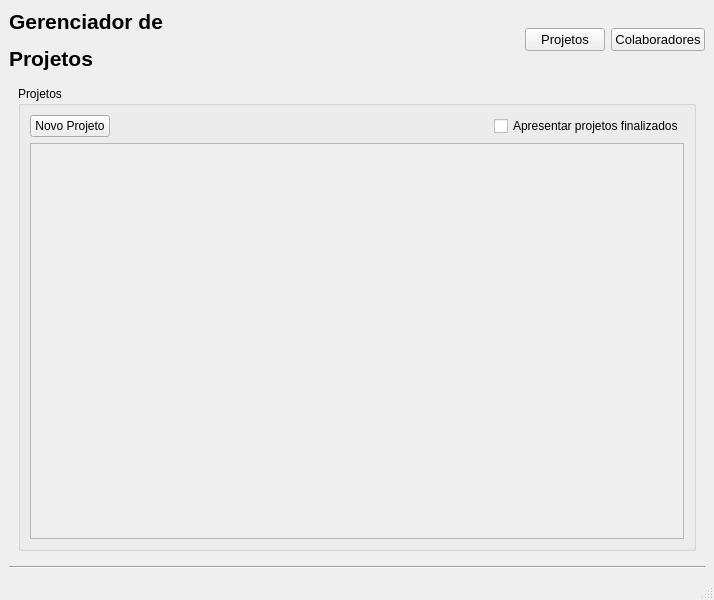
The window that view/main_window.ui (HarukiReiss/Gerenciador_de_Tarefas) describes before a commit, drawn with Qt 5.
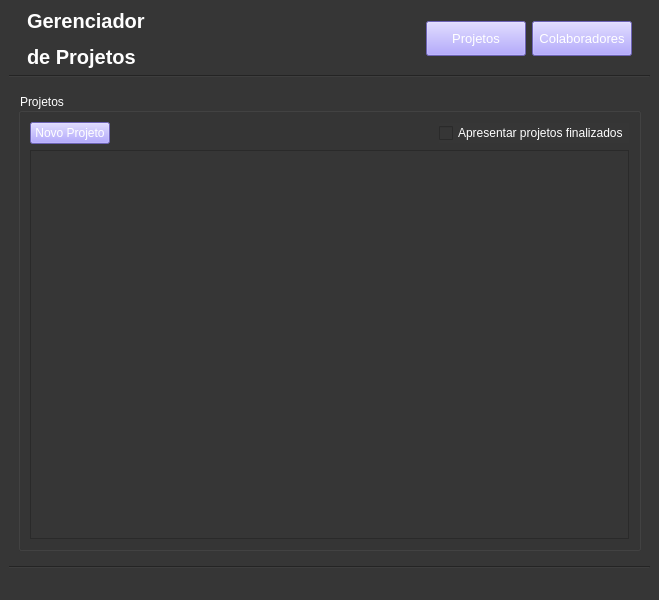
The same window after the commit.

The edit to the form file:
```diff
--- a/view/main_window.ui
+++ b/view/main_window.ui
@@ -6,21 +6,50 @@
    <rect>
     <x>0</x>
     <y>0</y>
-    <width>714</width>
+    <width>659</width>
     <height>600</height>
    </rect>
   </property>
   <property name="windowTitle">
    <string>MainWindow</string>
   </property>
+  <property name="styleSheet">
+   <string notr="true">background-color: rgb(54, 54, 54);</string>
+  </property>
   <widget class="QWidget" name="centralwidget">
    <layout class="QVBoxLayout" name="verticalLayout_4">
     <item>
      <layout class="QHBoxLayout" name="horizontalLayout">
+      <item>
+       <spacer name="horizontalSpacer_3">
+        <property name="orientation">
+         <enum>Qt::Horizontal</enum>
+        </property>
+        <property name="sizeType">
+         <enum>QSizePolicy::Fixed</enum>
+        </property>
+        <property name="sizeHint" stdset="0">
+         <size>
+          <width>18</width>
+          <height>20</height>
+         </size>
+        </property>
+       </spacer>
+      </item>
       <item>
        <widget class="QLabel" name="label">
+        <property name="enabled">
+         <bool>true</bool>
+        </property>
+        <property name="font">
+         <font>
+          <pointsize>15</pointsize>
+          <weight>75</weight>
+          <bold>true</bold>
+         </font>
+        </property>
         <property name="text">
-         <string>&lt;html&gt;&lt;head/&gt;&lt;body&gt;&lt;p&gt;&lt;span style=&quot; font-size:16pt; font-weight:600;&quot;&gt;Gerenciador de &lt;/span&gt;&lt;/p&gt;&lt;p&gt;&lt;span style=&quot; font-size:16pt; font-weight:600;&quot;&gt;Projetos&lt;/span&gt;&lt;/p&gt;&lt;/body&gt;&lt;/html&gt;</string>
+         <string>&lt;html&gt;&lt;head/&gt;&lt;body&gt;&lt;p&gt;&lt;span style=&quot; color:#ffffff;&quot;&gt;Gerenciador&lt;/span&gt;&lt;/p&gt;&lt;p&gt;&lt;span style=&quot; color:#ffffff;&quot;&gt;de Projetos&lt;/span&gt;&lt;/p&gt;&lt;/body&gt;&lt;/html&gt;</string>
         </property>
        </widget>
       </item>
@@ -45,11 +74,21 @@
           <verstretch>0</verstretch>
          </sizepolicy>
         </property>
+        <property name="minimumSize">
+         <size>
+          <width>100</width>
+          <height>35</height>
+         </size>
+        </property>
         <property name="font">
          <font>
           <pointsize>10</pointsize>
          </font>
         </property>
+        <property name="styleSheet">
+         <string notr="true">color: rgb(255, 255, 255);
+background-color: rgb(153, 139, 255);</string>
+        </property>
         <property name="text">
          <string>Projetos</string>
         </property>
@@ -63,24 +102,61 @@
           <verstretch>0</verstretch>
          </sizepolicy>
         </property>
+        <property name="minimumSize">
+         <size>
+          <width>100</width>
+          <height>35</height>
+         </size>
+        </property>
         <property name="font">
          <font>
           <pointsize>10</pointsize>
          </font>
         </property>
+        <property name="styleSheet">
+         <string notr="true">color: rgb(255, 255, 255);
+background-color: rgb(153, 139, 255);</string>
+        </property>
         <property name="text">
          <string>Colaboradores</string>
         </property>
        </widget>
       </item>
+      <item>
+       <spacer name="horizontalSpacer_4">
+        <property name="orientation">
+         <enum>Qt::Horizontal</enum>
+        </property>
+        <property name="sizeType">
+         <enum>QSizePolicy::Fixed</enum>
+        </property>
+        <property name="sizeHint" stdset="0">
+         <size>
+          <width>18</width>
+          <height>20</height>
+         </size>
+        </property>
+       </spacer>
+      </item>
      </layout>
     </item>
+    <item>
+     <widget class="Line" name="line_2">
+      <property name="orientation">
+       <enum>Qt::Horizontal</enum>
+      </property>
+     </widget>
+    </item>
     <item>
      <widget class="QStackedWidget" name="stackedWidget">
       <widget class="QWidget" name="page">
        <layout class="QVBoxLayout" name="verticalLayout_3">
         <item>
          <widget class="QGroupBox" name="groupBox">
+          <property name="styleSheet">
+           <string notr="true">color: rgb(255, 255, 255);
+</string>
+          </property>
           <property name="title">
            <string>Projetos</string>
           </property>
@@ -89,6 +165,10 @@
             <layout class="QHBoxLayout" name="horizontalLayout_2">
              <item>
               <widget class="QPushButton" name="new_project">
+               <property name="styleSheet">
+                <string notr="true">color: rgb(255, 255, 255);
+background-color: rgb(153, 139, 255);</string>
+               </property>
                <property name="text">
                 <string>Novo Projeto</string>
                </property>
@@ -109,6 +189,10 @@
              </item>
              <item>
               <widget class="QCheckBox" name="checkBox">
+               <property name="styleSheet">
+                <string notr="true">color: rgb(255, 255, 255);
+</string>
+               </property>
                <property name="text">
                 <string>Apresentar projetos finalizados</string>
                </property>
@@ -126,8 +210,8 @@
                <rect>
                 <x>0</x>
                 <y>0</y>
-                <width>656</width>
-                <height>378</height>
+                <width>601</width>
+                <height>371</height>
                </rect>
               </property>
               <layout class="QVBoxLayout" name="verticalLayout">
```
Left out of the diff: 8 changed lines with no effect on the pictures.
